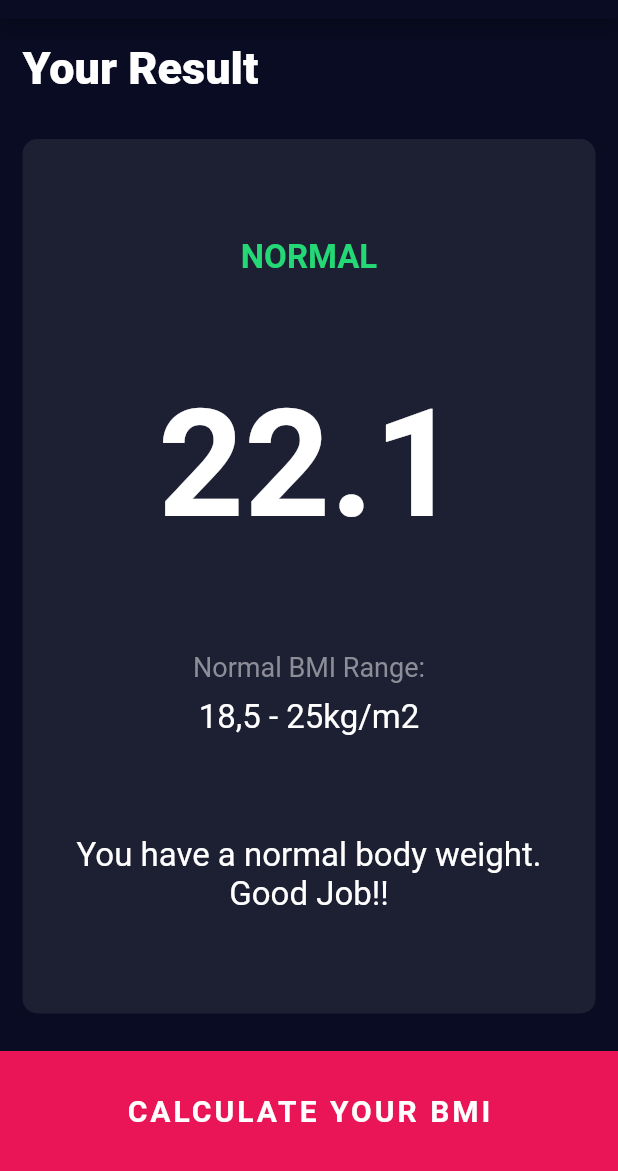
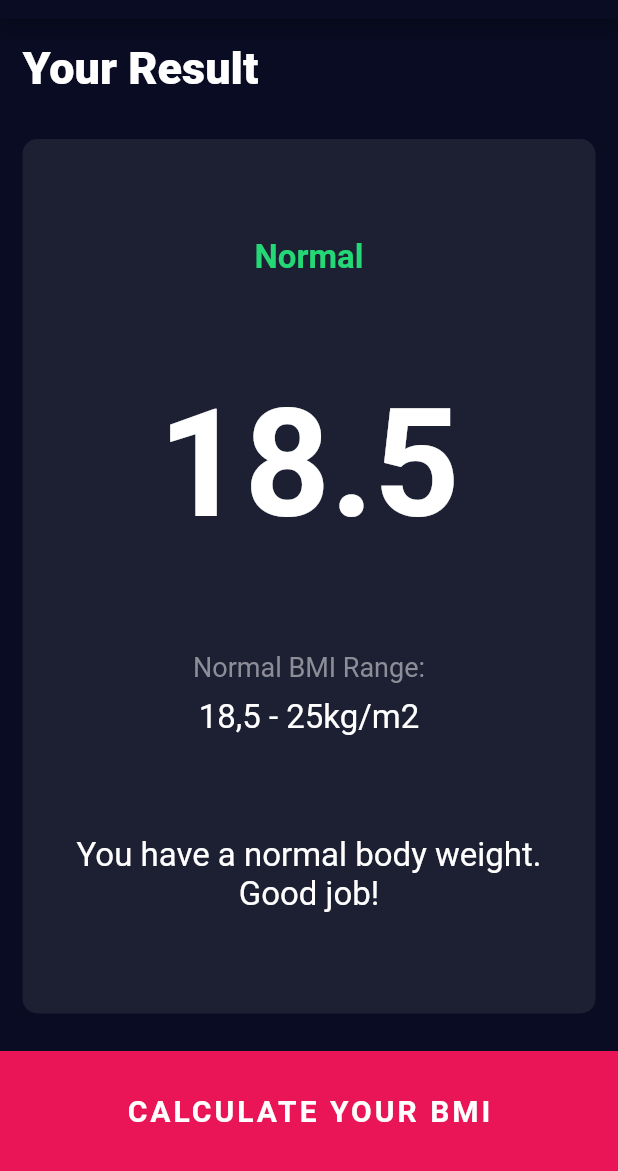
Before and after one commit to jafar690/flutter-bmi-calculator, a Flutter app: the screen it shows after launch, after a tap on "CALCULATE YOUR BMI", on a phone screen of 412 x 824 dp, the part 65-1236 px from its top. Run offline on Flutter 3.47's test engine with Material 2 defaults, Android fonts, the phone set to English and light mode, and no system bars; our stand-ins replace font_awesome_flutter.

Commit message:
complete app

```diff
--- /dev/null
+++ b/lib/bmi_calculator.dart
@@ -0,0 +1,36 @@
+import 'dart:math';
+
+class BmiCalculator {
+  BmiCalculator(this.height, this.weight);
+
+  final int height;
+  final int weight;
+
+  double calculateBMI() {
+    double bmi = weight / pow(height / 100, 2);
+
+    return bmi;
+  }
+
+  String getResult() {
+    var bmi = calculateBMI();
+    if (bmi >= 25) {
+      return 'Overweight';
+    } else if (bmi > 18.5) {
+      return 'Normal';
+    } else {
+      return 'Underweight';
+    }
+  }
+
+  String getInterpretation() {
+    var bmi = calculateBMI();
+    if (bmi >= 25) {
+      return 'You have a higher than normal body weight. Try to exercise more.';
+    } else if (bmi >= 18.5) {
+      return 'You have a normal body weight. Good job!';
+    } else {
+      return 'You have a lower than normal body weight. You can eat a bit more.';
+    }
+  }
+}
--- a/lib/screens/input_dart.dart
+++ b/lib/screens/input_dart.dart
@@ -1,3 +1,4 @@
+import 'package:bmi_calculator/bmi_calculator.dart';
 import 'package:bmi_calculator/screens/results_page.dart';
 import 'package:flutter/material.dart';
 import 'package:font_awesome_flutter/font_awesome_flutter.dart';
@@ -196,9 +197,11 @@ class _InputPageState extends State<InputPage> {
             ),
             BottomButton(
               onTap: () {
+                BmiCalculator bmi = BmiCalculator(height, weight);
                 Navigator.push(
                   context,
-                  MaterialPageRoute(builder: (context) => const ResultsPage()),
+                  MaterialPageRoute(
+                      builder: (context) => ResultsPage(bmi: bmi)),
                 );
               },
               buttonTitle: 'CALCULATE YOUR BMI',
--- a/lib/screens/results_page.dart
+++ b/lib/screens/results_page.dart
@@ -1,3 +1,4 @@
+import 'package:bmi_calculator/bmi_calculator.dart';
 import 'package:flutter/material.dart';
 
 import '../components/bottom_button.dart';
@@ -5,7 +6,9 @@ import '../constants.dart';
 import '../components/custom_card_widget.dart';
 
 class ResultsPage extends StatelessWidget {
-  const ResultsPage({Key? key}) : super(key: key);
+  const ResultsPage({Key? key, required this.bmi}) : super(key: key);
+
+  final BmiCalculator bmi;
 
   @override
   Widget build(BuildContext context) {
@@ -37,12 +40,12 @@ class ResultsPage extends StatelessWidget {
                   mainAxisAlignment: MainAxisAlignment.spaceEvenly,
                   crossAxisAlignment: CrossAxisAlignment.center,
                   children: [
-                    const Text(
-                      'NORMAL',
+                    Text(
+                      bmi.getResult(),
                       style: kResultTextStyle,
                     ),
-                    const Text(
-                      '22.1',
+                    Text(
+                      bmi.calculateBMI().toStringAsFixed(1),
                       style: kBMITextStyle,
                     ),
                     Column(
@@ -62,8 +65,8 @@ class ResultsPage extends StatelessWidget {
                     ),
                     Container(
                       margin: const EdgeInsets.only(left: 15.0, right: 15.0),
-                      child: const Text(
-                        'You have a normal body weight. Good Job!!',
+                      child: Text(
+                        bmi.getInterpretation(),
                         textAlign: TextAlign.center,
                         style: kBodyTextStyle,
                       ),
```
